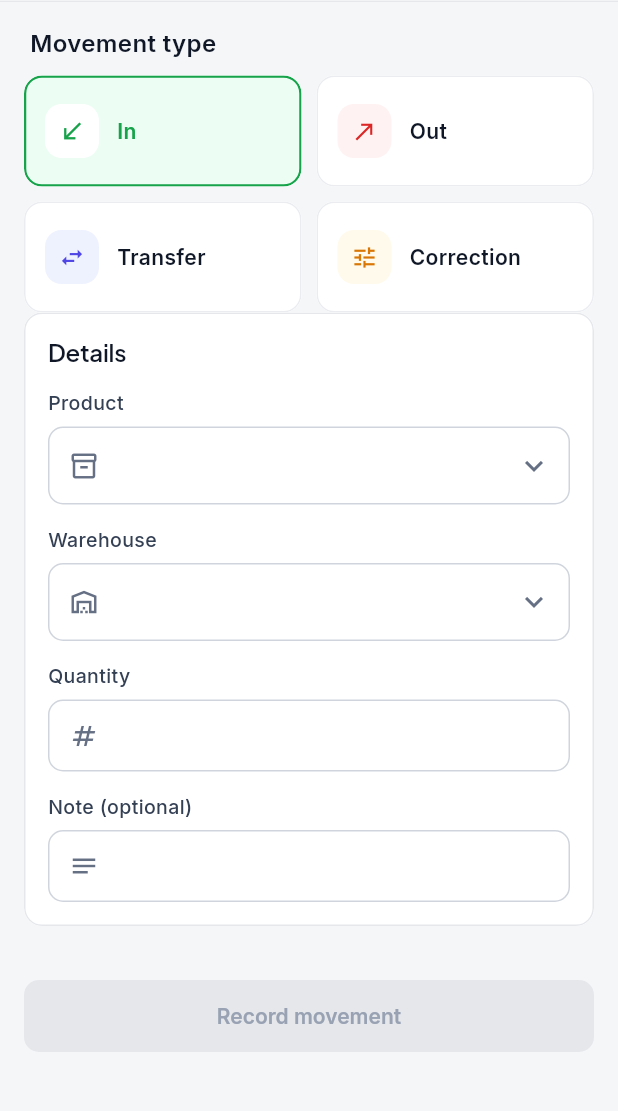
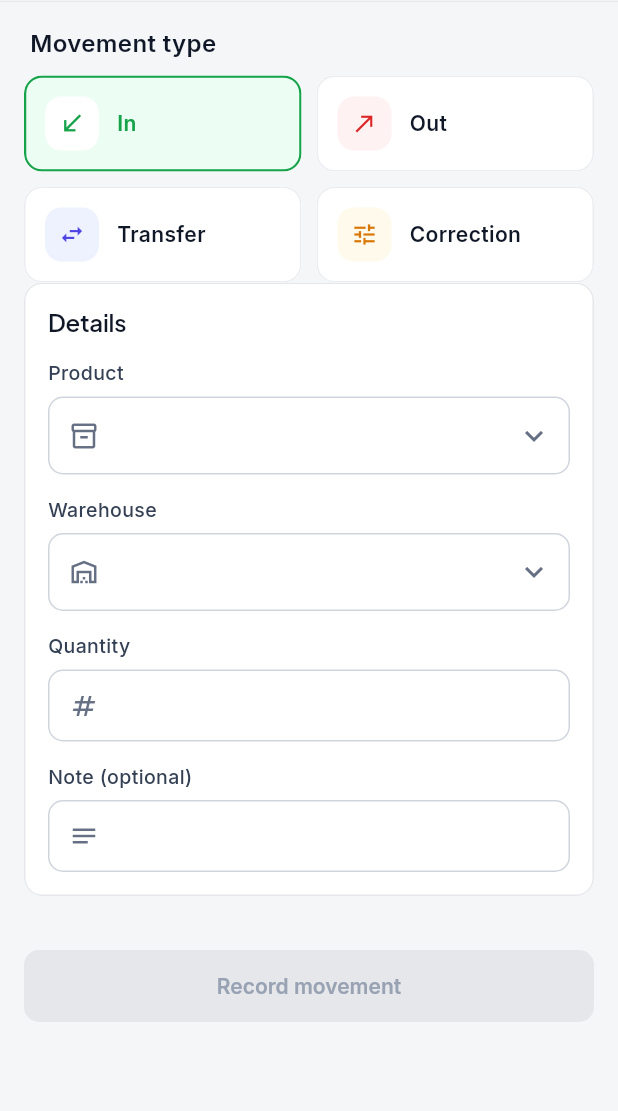
Before and after one commit to ayadimohamed25/Forever_One, a Flutter app: the StockMovementPage screen opened by its route, after a tap on the "menu" icon, after a tap on the "notifications none" icon, on a phone screen of 412 x 824 dp, the part 94-1205 px from its top. Run offline on Flutter 3.47's test engine with Material 3 defaults, Android fonts, the phone set to English and light mode, and no system bars; our stand-ins replace dartz, dio, fl_chart, flutter_markdown, flutter_riverpod, flutter_secure_storage and 5 more; missing offline and left inert: dart:js_interop; accounts and stored records are empty; network calls fail.

Commit message:
Review fixes: toolbar action right, accordion sidebar, accent-aware sorting
- List toolbars put the page's main action at the right edge
- Sidebar groups open one at a time so the list never runs under the
  account block
- Text columns sort ignoring accents and case (Epicerie next to Emballage)
- Suppliers show a dash when settled, like Customers
- Warehouses header shows a count; movement type tiles are 64px, not 135px
- Suppliers to pay first leaves out orders still awaiting delivery

Co-Authored-By: Claude Opus 5.5 <noreply@anthropic.com>

```diff
--- a/lib/features/dashboard/presentation/pages/dashboard_page.dart
+++ b/lib/features/dashboard/presentation/pages/dashboard_page.dart
@@ -730,7 +730,9 @@ class _DashboardPageState extends ConsumerState<DashboardPage> {
     final owed = <String, (double, DateTime)>{};
     if (_can(user, 'view_purchases')) {
       for (final p in ref.watch(purchaseListProvider).purchases) {
-        if (p.isFullyPaid || p.status == 'cancelled') continue;
+        // Delivered bills only: an order still awaiting delivery is not
+        // the first thing to pay.
+        if (p.isFullyPaid || p.status == 'cancelled' || p.isPending) continue;
         final was = owed[p.supplierName];
         owed[p.supplierName] = (
           (was?.$1 ?? 0) + p.balance,
--- a/lib/features/stock/presentation/pages/stock_movement_page.dart
+++ b/lib/features/stock/presentation/pages/stock_movement_page.dart
@@ -182,13 +182,17 @@ class _StockMovementPageState extends ConsumerState<StockMovementPage> {
               style: AppTheme.font(size: 16, weight: FontWeight.w600),
             ),
           ),
-          GridView.count(
-            crossAxisCount: 2,
+          // Fixed 64px tiles: an aspect ratio made them 135px tall on wide
+          // screens, mostly empty.
+          GridView(
             shrinkWrap: true,
             physics: const NeverScrollableScrollPhysics(),
-            mainAxisSpacing: 10,
-            crossAxisSpacing: 10,
-            childAspectRatio: 2.5,
+            gridDelegate: const SliverGridDelegateWithFixedCrossAxisCount(
+              crossAxisCount: 2,
+              mainAxisSpacing: 10,
+              crossAxisSpacing: 10,
+              mainAxisExtent: 64,
+            ),
             children: [
               for (final e in types.entries) _typeCard(e.key, e.value),
             ],
--- a/lib/shared/widgets/app_drawer.dart
+++ b/lib/shared/widgets/app_drawer.dart
@@ -174,7 +174,9 @@ class AppNavList extends ConsumerWidget {
           label: navGroupLabel(g, l10n),
           open: open,
           active: active,
-          onTap: () => groups.toggle(g.name, active: active),
+          onTap: () => groups.toggle(g.name,
+              active: active,
+              all: [for (final x in _collapsibleGroups) x.name]),
         ));
         children.add(_GroupBody(
           open: open,
```
Also changed, not shown: lib/core/di/sidebar_provider.dart (+12 -2 lines), lib/features/stock/presentation/pages/warehouses_page.dart (+2 -5 lines), lib/features/suppliers/presentation/pages/suppliers_page.dart (+7 -3 lines), lib/shared/widgets/app_data_table.dart (+33 -3 lines), 1 other file.
